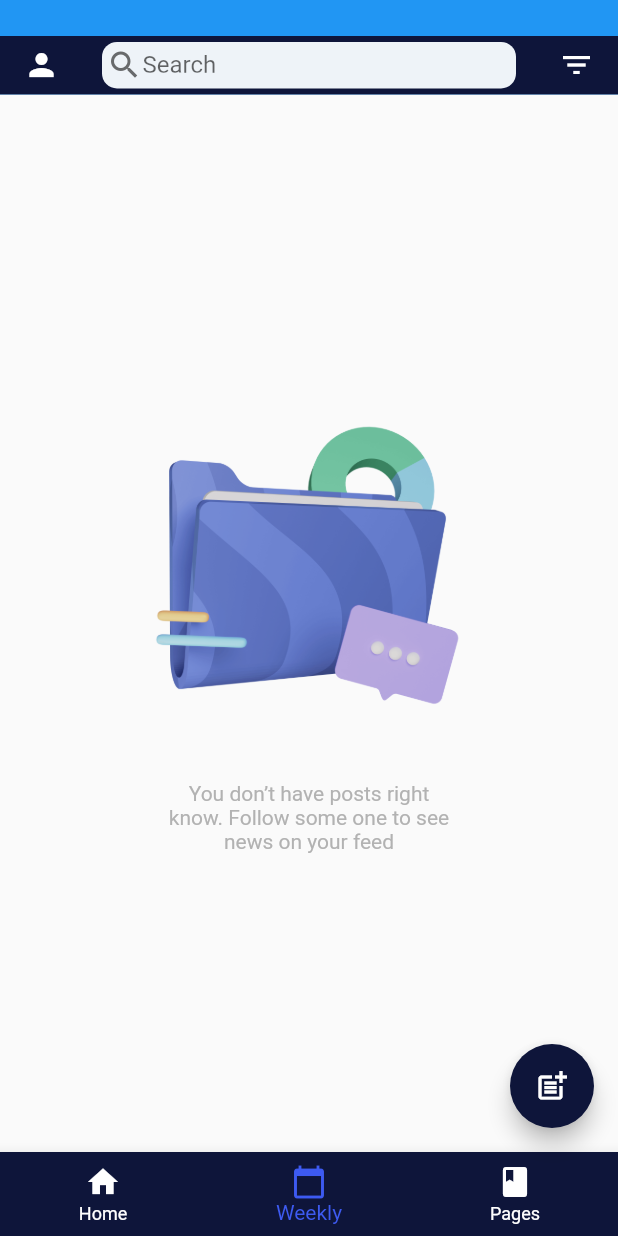
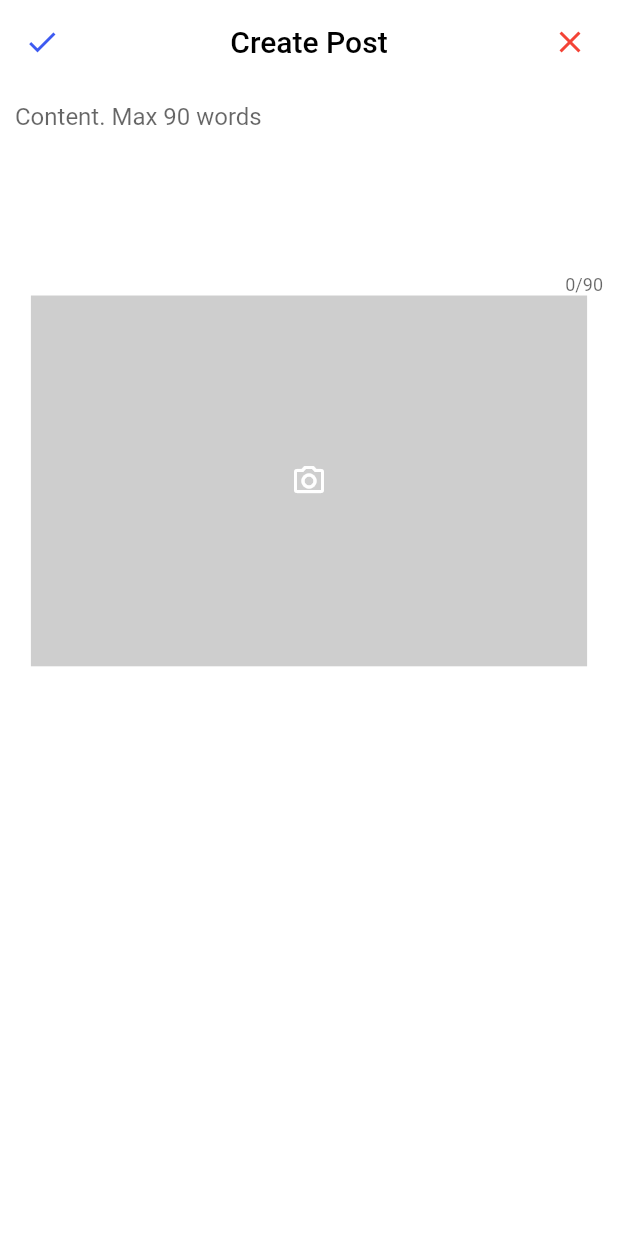
Before and after one commit to Santiago9913/Unicorn, a Flutter app: the HomeScreen screen opened directly with empty values, item 2 of the bottom bar chosen, after a tap on the "post add" icon, on a phone screen of 412 x 824 dp. Run offline on Flutter 3.47's test engine with Material 2 defaults, Android fonts, the phone set to English and light mode, and no system bars; our stand-ins replace cloud_firestore, device_info, firebase_analytics, firebase_auth, firebase_core, firebase_storage and 6 more; missing offline and left inert: firebase_performance; accounts and stored records are empty; network calls fail.

Commit message:
21 Create "Create Post" view

```diff
--- a/lib/controllers/firebase_storage_controller.dart
+++ b/lib/controllers/firebase_storage_controller.dart
@@ -2,6 +2,7 @@ import 'dart:io';
 
 import 'package:cloud_firestore/cloud_firestore.dart';
 import 'package:firebase_storage/firebase_storage.dart';
+import 'package:unicorn/models/post.dart';
 import 'package:unicorn/models/user.dart';
 
 class FirebaseStorageController {
@@ -36,13 +37,37 @@ class FirebaseStorageController {
     return url;
   }
 
+  static Future<String> uploadPostImageAndPost(
+      Post post, File file, String uid) async {
+    String id = await uploadPost(post);
+    String url = "";
+    String urlToUpload = "posts/$uid/$id/post.jpeg";
+
+    try {
+      await _storage.ref(urlToUpload).putFile(file);
+      url = await _storage.ref(urlToUpload).getDownloadURL();
+      await updatePost(id, {"imgUrl": url});
+
+      await _db.collection("users").doc(uid).update({
+        "posts": FieldValue.arrayUnion([id])
+      });
+
+      return url;
+    } catch (e) {
+      print(e.toString());
+    }
+
+    return url;
+  }
+
+  //User Controllers
+
   static Future<void> uploadUser(User user) async {
     await _db.collection("users").doc(user.userUID).set(user.toJSON());
   }
 
   static Future<Map<String, dynamic>> getUser(String uid) async {
     DocumentSnapshot user = await _db.collection("users").doc(uid).get();
-    print(user.data());
     return user.data()! as Map<String, dynamic>;
   }
 
@@ -64,10 +89,25 @@ class FirebaseStorageController {
     return value;
   }
 
+  //Context aware controller
   static Future<QuerySnapshot> getPagesInMyLocation(String location) async {
     return await _db
         .collection("pages")
         .where("country", isEqualTo: location)
         .get();
   }
+
+  //Posts controllers
+
+  static Future<String> uploadPost(Post post) async {
+    DocumentReference uploaded =
+        await _db.collection("posts").add(post.toJSON());
+    DocumentSnapshot snapshot = await uploaded.get();
+    return snapshot.reference.id;
+  }
+
+  static Future<void> updatePost(
+      String id, Map<String, dynamic> newInfo) async {
+    await _db.collection("posts").doc(id).update(newInfo);
+  }
 }
--- /dev/null
+++ b/lib/models/post.dart
@@ -0,0 +1,48 @@
+class Post {
+  String content;
+  String imgUrl;
+  String owner;
+  DateTime datePosted;
+
+  Post({
+    required this.content,
+    this.imgUrl = "",
+    required this.owner,
+    required this.datePosted,
+  });
+
+  get getContent {
+    return content;
+  }
+
+  get getImgUrl {
+    return imgUrl;
+  }
+
+  get getOwner {
+    return owner;
+  }
+
+  get getDatePosted {
+    return datePosted;
+  }
+
+  void setContent(String nContent) {
+    content = nContent;
+  }
+
+  void setImgUrl(String nUrl) {
+    imgUrl = nUrl;
+  }
+
+  void setDatePosted(DateTime nDate) {
+    datePosted = nDate;
+  }
+
+  Map<String, dynamic> toJSON() => <String, dynamic>{
+        'owner': owner,
+        'content': content,
+        'imgUrl': imgUrl,
+        'datePosted' : datePosted,
+      };
+}
--- a/lib/models/user.dart
+++ b/lib/models/user.dart
@@ -10,6 +10,7 @@ class User {
   String profilePicUrl;
   String linkedInProfile;
   Map<String, String> interests;
+  List<String> posts;
 
   User({
     required this.name,
@@ -21,6 +22,7 @@ class User {
     required this.profilePicUrl,
     this.linkedInProfile = "",
     this.interests = const {},
+    this.posts = const <String>[],
   });
 
   String get getName {
@@ -53,6 +55,10 @@ class User {
 
   String get getLinkedInProfile {
     return linkedInProfile;
+  }
+
+  List<String> get getPosts {
+    return posts;
   }
 
   void setProfilePicture(String url) {
@@ -107,5 +113,6 @@ class User {
         'profilePicUrl': '',
         'linkedInProfile': '',
         'interests': interests,
+        'posts': posts
       };
 }
--- a/lib/widgets/Home/home_page.dart
+++ b/lib/widgets/Home/home_page.dart
@@ -3,6 +3,7 @@ import 'package:flutter/services.dart';
 import 'package:unicorn/models/user.dart';
 import 'package:unicorn/widgets/Home/home_place_holder.dart';
 import 'package:flutter_screenutil/flutter_screenutil.dart';
+import 'package:unicorn/widgets/post/post_create_view.dart';
 import 'package:unicorn/widgets/post/post_main_widget.dart';
 import 'package:unicorn/widgets/profile/main_profile_page.dart';
 
@@ -33,7 +34,6 @@ class _HomeScreenState extends State<HomeScreen> {
 
   @override
   void initState() {
-    // TODO: implement initState
     super.initState();
     if (widget.locationAccess != null) {
       if (widget.locationAccess! && widget.location != "") {
@@ -59,7 +59,14 @@ class _HomeScreenState extends State<HomeScreen> {
         key: _scaffoldKey,
         floatingActionButton: FloatingActionButton(
           onPressed: () {
-            print("create post");
+            Navigator.push(
+              context,
+              MaterialPageRoute(
+                builder: (context) => CratePostPage(
+                  user: widget.user,
+                ),
+              ),
+            );
           },
           child: const Icon(Icons.post_add),
           backgroundColor: const Color(0xFF0E153A),
@@ -97,7 +104,7 @@ class _HomeScreenState extends State<HomeScreen> {
                           );
                         },
                         padding: EdgeInsets.zero,
-                        constraints: BoxConstraints(),
+                        constraints: const BoxConstraints(),
                       )
                     : GestureDetector(
                         onTap: () async {
@@ -173,7 +180,7 @@ class _HomeScreenState extends State<HomeScreen> {
                   child: ListView.builder(
                     itemCount: 5,
                     itemBuilder: (context, index) {
-                      return PostWidget();
+                      return const PostWidget();
                     },
                   )
 
@@ -203,7 +210,7 @@ class _HomeScreenState extends State<HomeScreen> {
                   ),
             ),
             PlaceholderWidget(
-              child: Container(
+              child: SizedBox(
                 height: 1.sh,
                 width: 1.sw,
                 child: Column(
@@ -232,7 +239,7 @@ class _HomeScreenState extends State<HomeScreen> {
               ),
             ),
             PlaceholderWidget(
-              child: Container(
+              child: SizedBox(
                 height: 1.sh,
                 width: 1.sw,
                 child: Column(
--- /dev/null
+++ b/lib/widgets/post/post_create_view.dart
@@ -0,0 +1,227 @@
+import 'dart:io';
+
+import 'package:flutter/material.dart';
+import 'package:flutter/services.dart';
+import 'package:flutter_screenutil/flutter_screenutil.dart';
+import 'package:image_picker/image_picker.dart';
+import 'package:unicorn/controllers/firebase_storage_controller.dart';
+import 'package:unicorn/models/post.dart';
+import 'package:unicorn/models/user.dart';
+
+class CratePostPage extends StatefulWidget {
+  const CratePostPage({
+    Key? key,
+    required this.user,
+  }) : super(key: key);
+
+  final User user;
+
+  @override
+  State<CratePostPage> createState() => _CratePostPageState();
+}
+
+class _CratePostPageState extends State<CratePostPage> {
+  final TextEditingController contentController = TextEditingController();
+
+  final ImagePicker _picker = ImagePicker();
+
+  late File imageFile;
+  String imagePath = "";
+  String content = "";
+
+  Future<void> uploadPost() async {
+    DateTime now = DateTime.now();
+    DateTime date = DateTime(now.year, now.month, now.day);
+
+    Post post = Post(
+      content: content,
+      owner: widget.user.userUID,
+      datePosted: date,
+    );
+
+    await FirebaseStorageController.uploadPostImageAndPost(
+        post, imageFile, widget.user.userUID);
+  }
+
+  Future<String> _imgPicker(ImageSource source) async {
+    XFile? image = await _picker.pickImage(source: source, imageQuality: 50);
+
+    if (image != null) {
+      File file = File(image.path);
+      setState(() {
+        imageFile = file;
+        imagePath = file.path;
+      });
+
+      return image.path;
+    }
+
+    return "";
+  }
+
+  void _showPicker(context) {
+    showModalBottomSheet(
+      context: context,
+      builder: (BuildContext bc) {
+        return SafeArea(
+          child: Container(
+            child: Wrap(
+              children: <Widget>[
+                ListTile(
+                    leading: const Icon(Icons.photo_library),
+                    title: const Text('Photo Library'),
+                    onTap: () async {
+                      FocusScope.of(context).requestFocus(
+                        FocusNode(),
+                      );
+                      await _imgPicker(ImageSource.gallery);
+                      Navigator.of(context).pop();
+                    }),
+                ListTile(
+                  leading: const Icon(Icons.photo_camera),
+                  title: const Text('Camera'),
+                  onTap: () async {
+                    FocusScope.of(context).requestFocus(
+                      FocusNode(),
+                    );
+                    await _imgPicker(ImageSource.camera);
+                    Navigator.of(context).pop();
+                  },
+                ),
+              ],
+            ),
+          ),
+        );
+      },
+    );
+  }
+
+  @override
+  Widget build(BuildContext context) {
+    return WillPopScope(
+      onWillPop: () async => false,
+      child: Scaffold(
+        backgroundColor: Colors.white,
+        appBar: AppBar(
+          systemOverlayStyle: const SystemUiOverlayStyle(
+            statusBarColor: Colors.white,
+            statusBarIconBrightness: Brightness.dark,
+          ),
+          backgroundColor: Colors.white,
+          elevation: 0,
+          leading: IconButton(
+            splashColor: Colors.transparent,
+            highlightColor: Colors.transparent,
+            color: const Color(0xFF3D5AF1),
+            icon: const Icon(Icons.check),
+            onPressed: () async {
+              FocusScope.of(context).requestFocus(
+                FocusNode(),
+              );
+              content = contentController.text;
+
+              if (imagePath.isEmpty || content.isEmpty) {
+                ScaffoldMessenger.of(context).showSnackBar(
+                  SnackBar(
+                    content:
+                        const Text("Please insert an image and text content!"),
+                    backgroundColor: Colors.red.shade600,
+                  ),
+                );
+              } else {
+                await uploadPost();
+                Navigator.of(context).pop();
+              }
+            },
+          ),
+          title: const Center(
+            child: Text(
+              "Create Post",
+              style: TextStyle(color: Colors.black),
+            ),
+          ),
+          actions: [
+            Padding(
+              padding: const EdgeInsets.only(right: 8.0),
+              child: IconButton(
+                splashColor: Colors.transparent,
+                highlightColor: Colors.transparent,
+                color: Colors.red,
+                icon: const Icon(Icons.clear),
+                onPressed: () {
+                  FocusScope.of(context).requestFocus(
+                    FocusNode(),
+                  );
+                  Navigator.of(context).pop();
+                },
+              ),
+            )
+          ],
+        ),
+        body: SingleChildScrollView(
+          child: Container(
+            padding: const EdgeInsets.only(left: 10, right: 10),
+            height: 0.7.sh,
+            width: 1.sw,
+            child: Column(
+              crossAxisAlignment: CrossAxisAlignment.start,
+              mainAxisAlignment: MainAxisAlignment.start,
+              children: [
+                TextField(
+                  maxLength: 90,
+                  textInputAction: TextInputAction.done,
+                  decoration: const InputDecoration(
+                    hintText: "Content. Max 90 words",
+                    labelStyle: TextStyle(color: Colors.grey),
+                    enabledBorder: UnderlineInputBorder(
+                      borderSide: BorderSide(color: Colors.transparent),
+                    ),
+                    focusedBorder: UnderlineInputBorder(
+                      borderSide: BorderSide(color: Colors.transparent),
+                    ),
+                  ),
+                  cursorColor: const Color(0xFF3D5AF1),
+                  maxLines: 5,
+                  controller: contentController,
+                ),
+                Row(
+                  mainAxisAlignment: MainAxisAlignment.center,
+                  children: [
+                    Container(
+                      // padding: const EdgeInsets.only(top: 20),
+                      height: 0.3.sh,
+                      width: 0.9.sw,
+                      decoration: imagePath.isEmpty
+                          ? null
+                          : BoxDecoration(
+                              image: DecorationImage(
+                                image: Image.file(imageFile).image,
+                                // fit: BoxFit.fill,
+                              ),
+                            ),
+                      child: Center(
+                        child: Container(
+                          // padding: const EdgeInsets.only(top: 20),
+                          width: 0.9.sw,
+                          height: 0.3.sh,
+                          color: Colors.grey.withOpacity(0.5),
+                          child: IconButton(
+                            color: Colors.white,
+                            icon: const Icon(Icons.camera_alt_outlined),
+                            onPressed: () {
+                              _showPicker(context);
+                            },
+                          ),
+                        ),
+                      ),
+                    ),
+                  ],
+                ),
+              ],
+            ),
+          ),
+        ),
+      ),
+    );
+  }
+}
--- a/lib/widgets/post/post_main_widget.dart
+++ b/lib/widgets/post/post_main_widget.dart
@@ -37,15 +37,21 @@ class PostWidget extends StatelessWidget {
                 "Eu exercitation voluptate laboris ex pariatur id sunt et fugiat amet. Amet et occaecat ut."),
           ),
           Flexible(
+            flex: 6,
             child: Container(
-              height: 0.26.sh,
               decoration: const BoxDecoration(
                 image: DecorationImage(
                   image: NetworkImage(
                       "https://images.unsplash.com/photo-1508556497405-ed7dcd94acfc?ixid=MnwxMjA3fDB8MHxwaG90by1wYWdlfHx8fGVufDB8fHx8&ixlib=rb-1.2.1&auto=format&fit=crop&w=1170&q=80"),
-                  fit: BoxFit.fill,
+                  fit: BoxFit.fitWidth,
                 ),
               ),
+            ),
+          ),
+          Flexible(
+            flex: 1,
+            child: Container(
+              color: Colors.green.shade100,
             ),
           )
         ],
```
